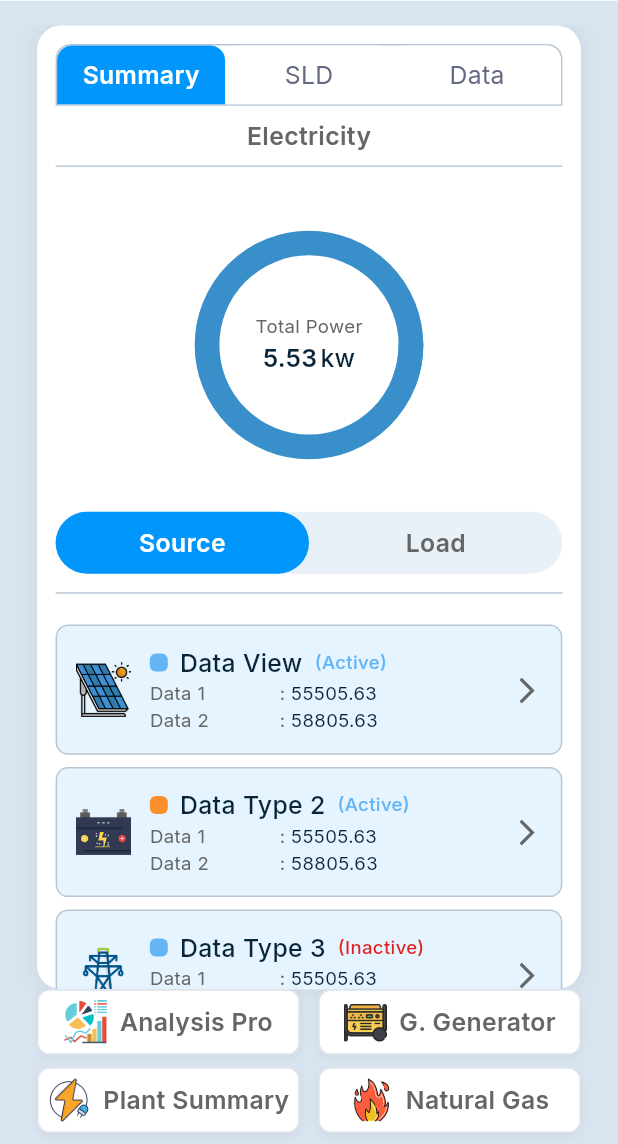
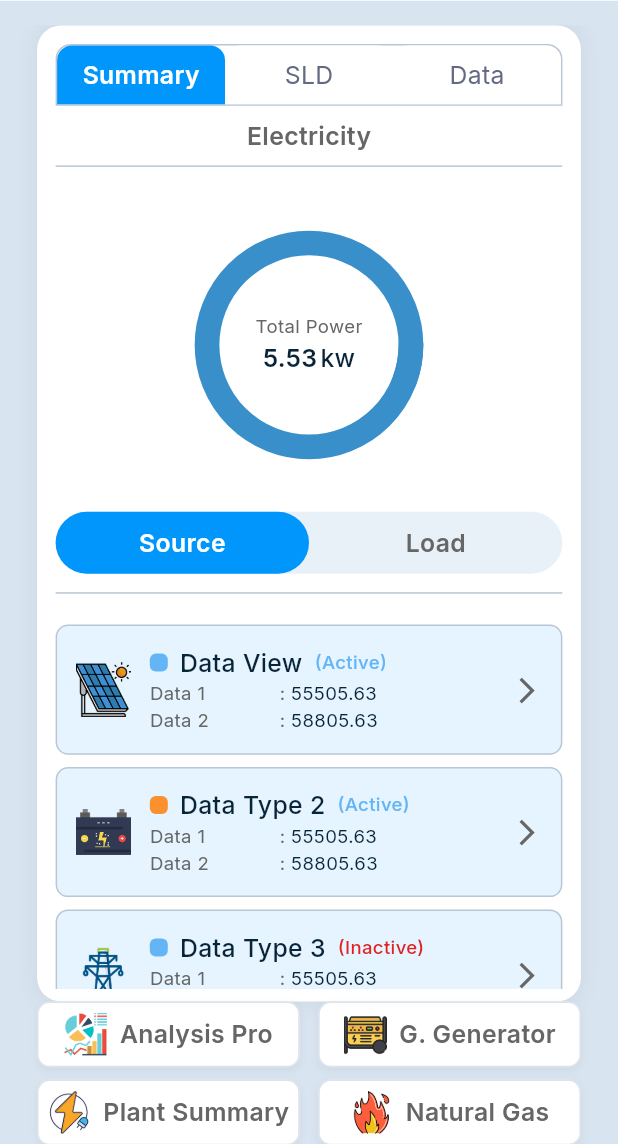
Before and after one commit to The-Black-Shadow/scube_task_app, a Flutter app: the DashboardScreen screen opened by its route, on a phone screen of 412 x 824 dp, the part 92-1236 px from its top. Run offline on Flutter 3.47's test engine with Material 3 defaults, Android fonts, the phone set to English and light mode, and no system bars; our stand-ins replace get, google_fonts.

Commit message:
added some height

```diff
--- a/lib/screens/dashboard_screen/widgets/dashboard_list_section.dart
+++ b/lib/screens/dashboard_screen/widgets/dashboard_list_section.dart
@@ -57,6 +57,7 @@ class DashboardListSection extends GetView<DashboardController> {
             ),
           );
         }),
+        SizedBox(height: AppSize.height(value: 5)),
       ],
     );
   }
```
